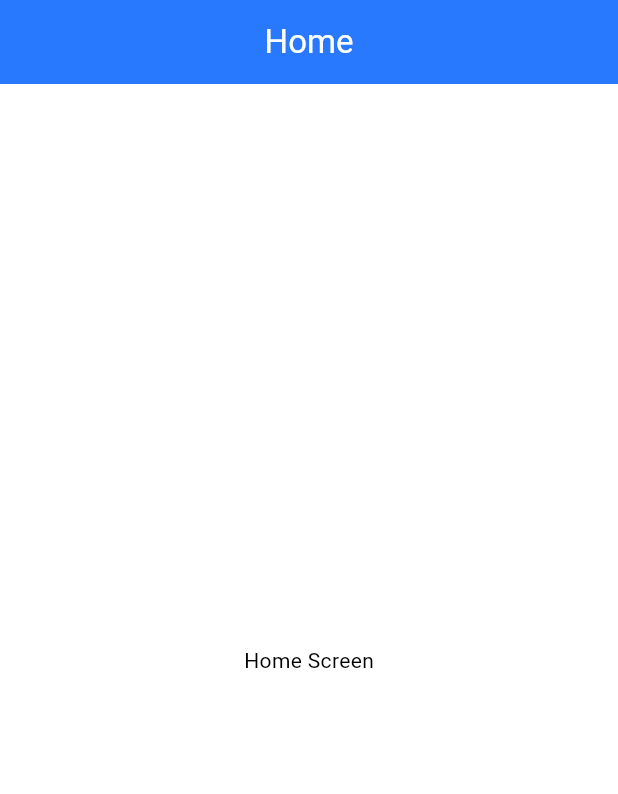
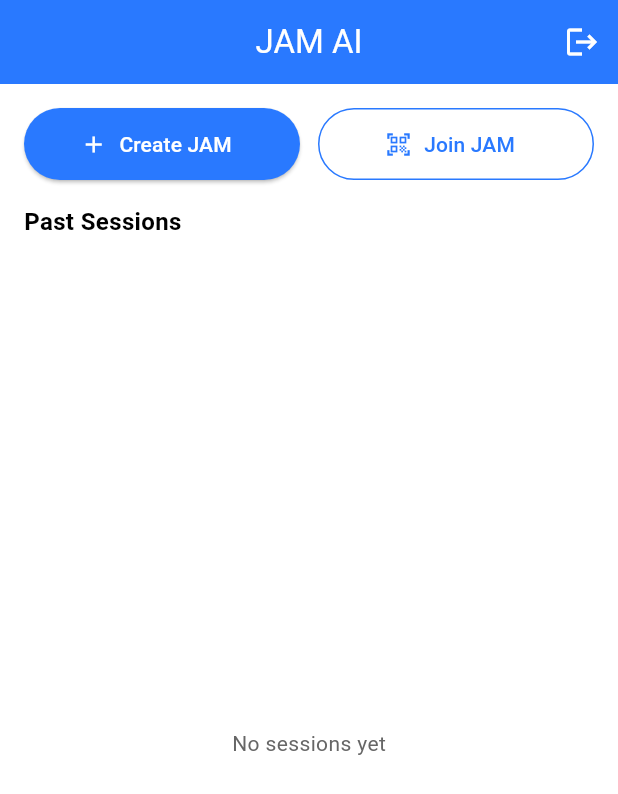
Before and after one commit to shirelsallary/JamAi, a Flutter app: the HomeScreen screen opened by its route, on a phone screen of 412 x 824 dp. Shown: the top 794 px of the screen. Run offline on Flutter 3.47's test engine with Material 3 defaults, Android fonts, the phone set to English and light mode, and no system bars; our stand-ins replace go_router, shared_preferences; accounts and stored records are empty; network calls fail.

Commit message:
feat: Home Screen with session history and navigation (F3)
- Add Create JAM and Join JAM action buttons
- Load past sessions from API with status chips
- Add logout functionality

```diff
--- a/lib/features/home/screens/home_screen.dart
+++ b/lib/features/home/screens/home_screen.dart
@@ -1,11 +1,204 @@
+import 'dart:convert';
 import 'package:flutter/material.dart';
+import 'package:go_router/go_router.dart';
+import 'package:http/http.dart' as http;
+import '../../../core/auth_service.dart';
+import '../../../core/constants.dart';
+import '../../../core/theme.dart';
 
-class HomeScreen extends StatelessWidget {
+class HomeScreen extends StatefulWidget {
   const HomeScreen({super.key});
 
   @override
-  Widget build(BuildContext context) => Scaffold(
-        appBar: AppBar(title: const Text('Home')),
-        body: const Center(child: Text('Home Screen')),
+  State<HomeScreen> createState() => _HomeScreenState();
+}
+
+class _HomeScreenState extends State<HomeScreen> {
+  List<Map<String, dynamic>> _sessions = [];
+  bool _loading = true;
+
+  @override
+  void initState() {
+    super.initState();
+    _loadHistory();
+  }
+
+  Future<void> _loadHistory() async {
+    final token = await AuthService.getToken();
+    if (token == null) {
+      if (mounted) context.go('/');
+      return;
+    }
+
+    try {
+      final response = await http.get(
+        Uri.parse('$kBaseUrl/users/me/history'),
+        headers: {'Authorization': 'Bearer $token'},
       );
+      if (!mounted) return;
+
+      if (response.statusCode == 200) {
+        final List<dynamic> data = jsonDecode(response.body);
+        setState(() {
+          _sessions = data.cast<Map<String, dynamic>>();
+        });
+      }
+    } catch (_) {
+      // history is non-critical — show empty list on failure
+    } finally {
+      if (mounted) setState(() => _loading = false);
+    }
+  }
+
+  Future<void> _logout() async {
+    await AuthService.logout();
+    if (mounted) context.go('/');
+  }
+
+  @override
+  Widget build(BuildContext context) {
+    return Scaffold(
+      backgroundColor: kBackground,
+      appBar: AppBar(
+        title: const Text('JAM AI'),
+        actions: [
+          IconButton(
+            icon: const Icon(Icons.logout),
+            tooltip: 'Logout',
+            onPressed: _logout,
+          ),
+        ],
+      ),
+      body: Column(
+        crossAxisAlignment: CrossAxisAlignment.start,
+        children: [
+          Padding(
+            padding: const EdgeInsets.all(16),
+            child: Row(
+              children: [
+                Expanded(
+                  child: ElevatedButton.icon(
+                    icon: const Icon(Icons.add),
+                    label: const Text('Create JAM'),
+                    onPressed: () => context.go('/session/create'),
+                  ),
+                ),
+                const SizedBox(width: 12),
+                Expanded(
+                  child: OutlinedButton.icon(
+                    icon: const Icon(Icons.qr_code_scanner),
+                    label: const Text('Join JAM'),
+                    style: OutlinedButton.styleFrom(
+                      foregroundColor: kPrimary,
+                      side: const BorderSide(color: kPrimary),
+                      shape: RoundedRectangleBorder(
+                        borderRadius: BorderRadius.circular(24),
+                      ),
+                      minimumSize: const Size(double.infinity, 48),
+                    ),
+                    onPressed: () => context.go('/session/join'),
+                  ),
+                ),
+              ],
+            ),
+          ),
+          const Padding(
+            padding: EdgeInsets.symmetric(horizontal: 16),
+            child: Text(
+              'Past Sessions',
+              style: TextStyle(fontSize: 16, fontWeight: FontWeight.bold),
+            ),
+          ),
+          const SizedBox(height: 8),
+          Expanded(
+            child: _loading
+                ? const Center(child: CircularProgressIndicator())
+                : _sessions.isEmpty
+                    ? const Center(
+                        child: Text(
+                          'No sessions yet',
+                          style: TextStyle(color: kTextSecondary),
+                        ),
+                      )
+                    : ListView.builder(
+                        padding: const EdgeInsets.symmetric(horizontal: 16),
+                        itemCount: _sessions.length,
+                        itemBuilder: (ctx, i) =>
+                            _SessionCard(session: _sessions[i]),
+                      ),
+          ),
+        ],
+      ),
+    );
+  }
 }
+
+class _SessionCard extends StatelessWidget {
+  final Map<String, dynamic> session;
+
+  const _SessionCard({required this.session});
+
+  @override
+  Widget build(BuildContext context) {
+    final code = session['session_code'] ?? '—';
+    final status = session['status'] ?? 'closed';
+    final contextVector =
+        session['context_vector'] as Map<String, dynamic>? ?? {};
+    final genre = contextVector['genre'] ?? '';
+    final mood = contextVector['mood'] ?? '';
+    final subtitle = [genre, mood].where((s) => s.isNotEmpty).join(' · ');
+
+    return GestureDetector(
+      onTap: () => context.go('/session/${session['id']}'),
+      child: Container(
+        margin: const EdgeInsets.only(bottom: 10),
+        decoration: BoxDecoration(
+          color: kCardAccent,
+          borderRadius: BorderRadius.circular(12),
+          border: const Border(
+            left: BorderSide(color: kPrimary, width: 4),
+          ),
+        ),
+        child: ListTile(
+          title: Text(
+            code,
+            style: const TextStyle(
+              fontWeight: FontWeight.bold,
+              color: kTextPrimary,
+            ),
+          ),
+          subtitle: subtitle.isNotEmpty
+              ? Text(subtitle, style: const TextStyle(color: kTextSecondary))
+              : null,
+          trailing: _StatusChip(status: status),
+        ),
+      ),
+    );
+  }
+}
+
+class _StatusChip extends StatelessWidget {
+  final String status;
+
+  const _StatusChip({required this.status});
+
+  @override
+  Widget build(BuildContext context) {
+    final isActive = status == 'active';
+    return Container(
+      padding: const EdgeInsets.symmetric(horizontal: 10, vertical: 4),
+      decoration: BoxDecoration(
+        color: isActive ? kGreen.withAlpha(30) : Colors.grey.shade100,
+        borderRadius: BorderRadius.circular(12),
+      ),
+      child: Text(
+        status,
+        style: TextStyle(
+          fontSize: 12,
+          fontWeight: FontWeight.w600,
+          color: isActive ? kGreen : kTextSecondary,
+        ),
+      ),
+    );
+  }
+}
```
